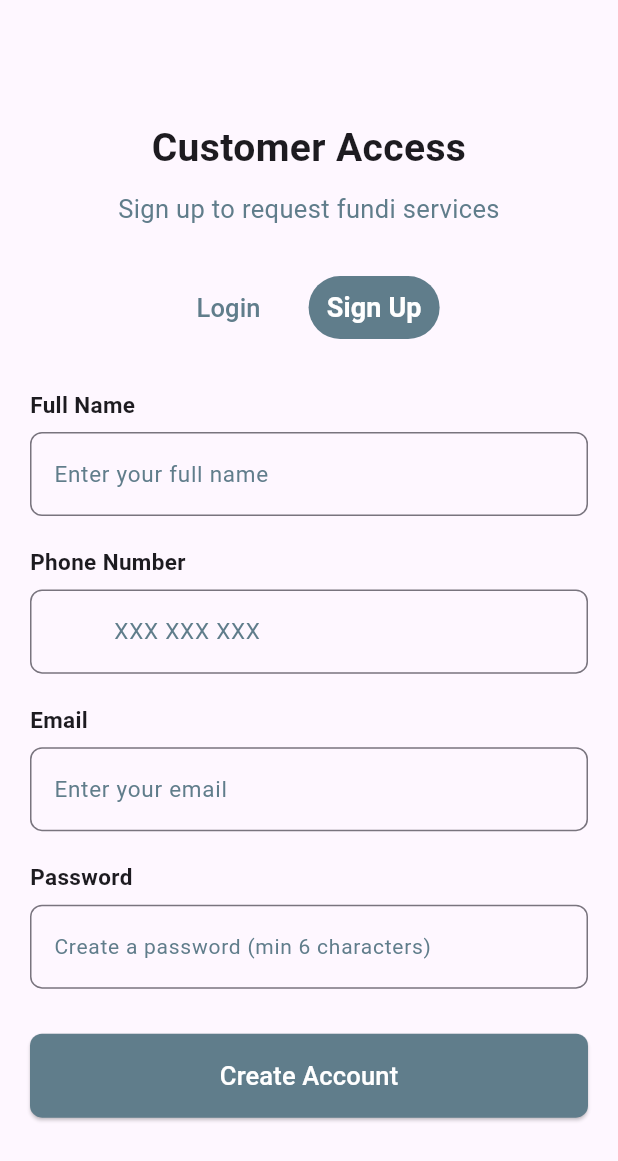
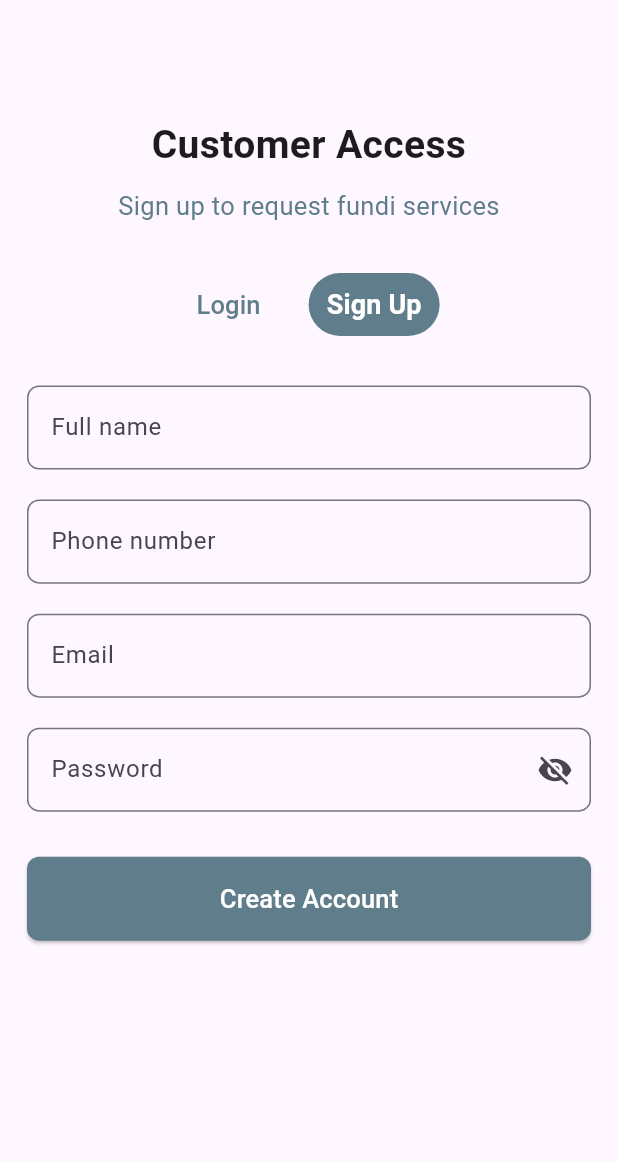
Before and after one commit to JOHNELLY-001/BingwaFix, a Flutter app: the SignUpPage screen opened by its route, on a phone screen of 412 x 824 dp. Shown: the top 1161 px of the screen. Run offline on Flutter 3.47's test engine with Material 3 defaults, Android fonts, the light colour scheme and no system bars; our stand-ins replace geolocator, google_maps_flutter.

Commit message:
Added the formkey format and error handler

```diff
--- a/lib/Registration/SignUpPage.dart
+++ b/lib/Registration/SignUpPage.dart
@@ -11,12 +11,14 @@ class SignUpPage extends StatefulWidget {
 }
 
 class _SignUpPageState extends State<SignUpPage> {
+  final _formKey = GlobalKey<FormState>();
   final TextEditingController _fullNameController = TextEditingController();
   final TextEditingController _phoneNumberController = TextEditingController();
   final TextEditingController _emailController = TextEditingController();
   final TextEditingController _passwordController = TextEditingController();
 
   bool _isLoading = false;
+  bool _obsecurePassword = true;
 
   Future<void> _signUp() async {
     final String apiUrl = "https://bingwa-fix-backend.vercel.app/api/auth/register/";
@@ -91,7 +93,10 @@ class _SignUpPageState extends State<SignUpPage> {
   Widget build(BuildContext context) {
     return Scaffold(
       body: SingleChildScrollView(
-        padding: const EdgeInsets.all(20),
+        child: Padding(
+          padding: const EdgeInsets.all(18.0),
+          child: Form(
+            key: _formKey,
           child: Column(
             crossAxisAlignment: CrossAxisAlignment.stretch,
             children: [
@@ -152,36 +157,29 @@ class _SignUpPageState extends State<SignUpPage> {
                 ],
               ),
               const SizedBox(height: 30),
-            const Text(
-              'Full Name',
-              style: TextStyle(
-                fontSize: 15,
-                fontWeight: FontWeight.bold,
-              ),
-            ),
-            const SizedBox(height: 8),
-            TextField(
+              TextFormField(
                 controller: _fullNameController,
                 decoration: InputDecoration(
+                  labelText: 'Full name',
                   hintText: 'Enter your full name',
                   hintStyle: TextStyle(color: Colors.blueGrey, fontSize: 15),
                   border: OutlineInputBorder(
                     borderRadius: BorderRadius.circular(8),
                   ),
                 ),
+                validator: (value) {
+                  if (value == null || value.isEmpty) {
+                    return 'Please enter your name';
+                  }
+                  return null;
+                },
               ),
               const SizedBox(height: 20),
-            const Text(
-              'Phone Number',
-              style: TextStyle(
-                fontSize: 15,
-                fontWeight: FontWeight.bold,
-              ),
-            ),
-            const SizedBox(height: 8),
-            TextField(
+
+              TextFormField(
                 controller: _phoneNumberController,
                 decoration: InputDecoration(
+                  labelText: 'Phone number',
                   prefixText: '+255 ',
                   hintText: 'XXX XXX XXX',
                   hintStyle: TextStyle(color: Colors.blueGrey, fontSize: 15),
@@ -189,51 +187,72 @@ class _SignUpPageState extends State<SignUpPage> {
                     borderRadius: BorderRadius.circular(8),
                   ),
                 ),
+                validator: (value) {
+                  if (value == null || value.isEmpty) {
+                    return 'Please enter you number';
+                  }
+                  return null;
+                },
                 keyboardType: TextInputType.phone,
               ),
               const SizedBox(height: 20),
-            const Text(
-              'Email',
-              style: TextStyle(
-                fontSize: 15,
-                fontWeight: FontWeight.bold,
-              ),
-            ),
-            const SizedBox(height: 8),
-            TextField(
+
+              TextFormField(
                 controller: _emailController,
                 decoration: InputDecoration(
+                  labelText: 'Email',
                   hintText: 'Enter your email',
                   hintStyle: TextStyle(color: Colors.blueGrey, fontSize: 15),
                   border: OutlineInputBorder(
                     borderRadius: BorderRadius.circular(8),
                   ),
                 ),
+                validator: (value) {
+                  if (value == null || value.isEmpty) {
+                    return 'Please enter your email';
+                  }
+                  return null;
+                },
                 keyboardType: TextInputType.emailAddress,
               ),
               const SizedBox(height: 20),
-            const Text(
-              'Password',
-              style: TextStyle(
-                fontSize: 15,
-                fontWeight: FontWeight.bold,
-              ),
-            ),
-            const SizedBox(height: 8),
-            TextField(
-              obscureText: true,
+
+              TextFormField(
+                obscureText: _obsecurePassword,
                 controller: _passwordController,
                 decoration: InputDecoration(
+                  labelText: 'Password',
                   hintText: 'Create a password (min 6 characters)',
                   hintStyle: TextStyle(color: Colors.blueGrey, fontSize: 14),
                   border: OutlineInputBorder(
                     borderRadius: BorderRadius.circular(8),
                   ),
+                  suffixIcon: IconButton(
+                    icon: Icon(
+                      _obsecurePassword ? Icons.visibility_off : Icons.visibility,
                     ),
+                    onPressed: () {
+                      setState(() {
+                        _obsecurePassword = !_obsecurePassword;
+                      });
+                    },
+                  )
+                ),
+                validator: (value) {
+                  if (value == null || value.isEmpty) {
+                    return 'Please enter password';
+                  }
+                  return null;
+                },
               ),
               const SizedBox(height: 30),
               ElevatedButton(
-              onPressed: _isLoading ? null : _signUp,
+                onPressed: _isLoading ? null
+                    : () {
+                  if (_formKey.currentState!.validate()) {
+                    _signUp();
+                  }
+                },
                 style: ElevatedButton.styleFrom(
                   padding: const EdgeInsets.symmetric(vertical: 16),
                   shape: RoundedRectangleBorder(
@@ -246,6 +265,8 @@ class _SignUpPageState extends State<SignUpPage> {
               ),
             ],
           ),
+          )
+        ),
       ),
     );
   }
```
Lines whose indentation alone changed are shown as unchanged.
